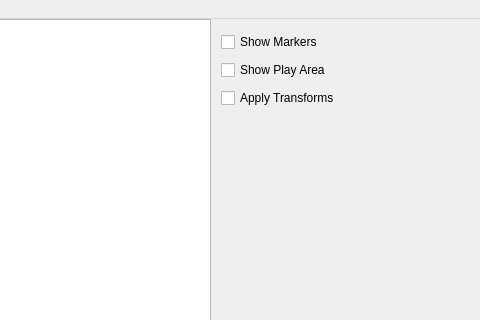
Qt form humanpatterns.ui (ajhalme/human-patterns) before a commit; both pictures show x 579 to 1059 and y 0 to 320 of the 1059 by 600 pixel window.
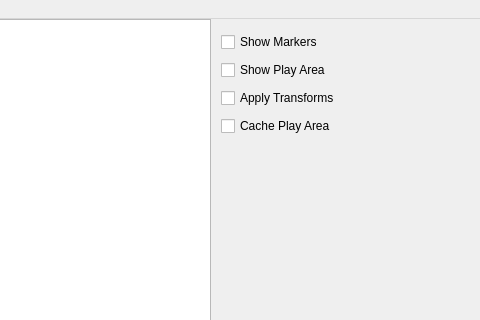
The same form after that commit.

Commit message: add play area caching

```diff
--- a/humanpatterns.ui
+++ b/humanpatterns.ui
@@ -63,13 +63,13 @@
      <string>Camera (RTSP address):</string>
     </property>
    </widget>
-   <widget class="QWidget" name="">
+   <widget class="QWidget" name="layoutWidget">
     <property name="geometry">
      <rect>
       <x>800</x>
       <y>11</y>
       <width>147</width>
-      <height>83</height>
+      <height>112</height>
      </rect>
     </property>
     <layout class="QVBoxLayout" name="verticalLayout">
@@ -94,6 +94,13 @@
        </property>
       </widget>
      </item>
+     <item>
+      <widget class="QCheckBox" name="cachePlayArea">
+       <property name="text">
+        <string>Cache Play Area</string>
+       </property>
+      </widget>
+     </item>
     </layout>
    </widget>
   </widget>
```
The commit also changes 5 other files.
